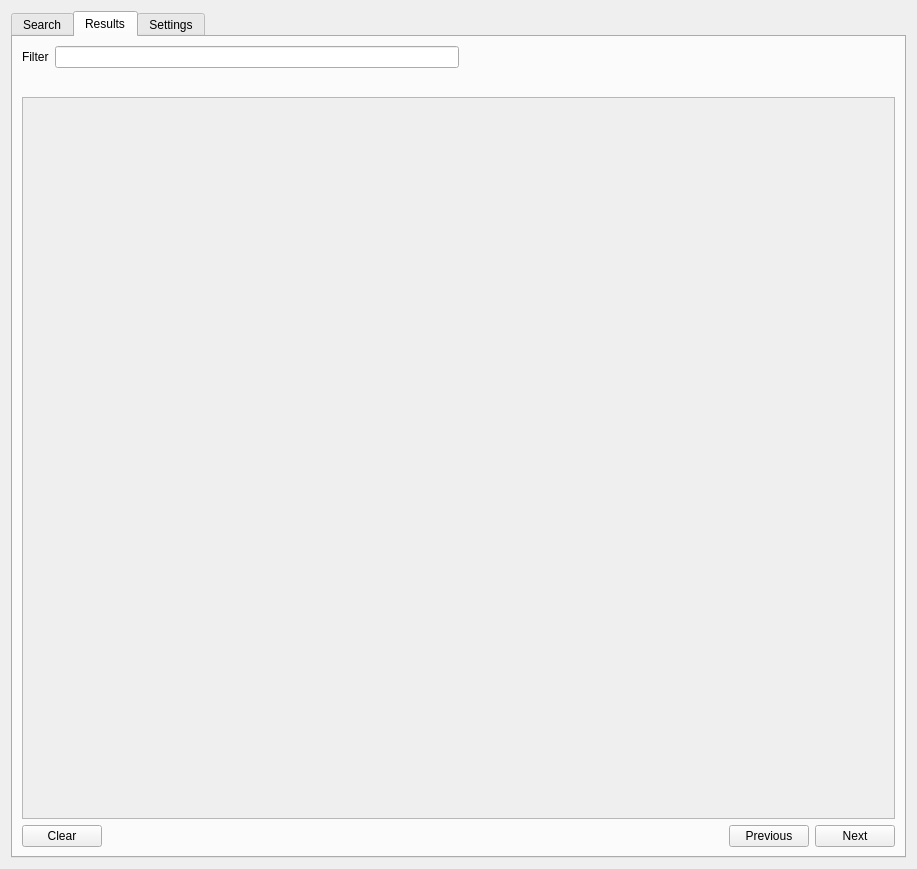
Above: src/qgis_stac/ui/qgis_stac_widget.ui from stac-utils/qgis-stac-plugin before the change. Below: the same form after it.
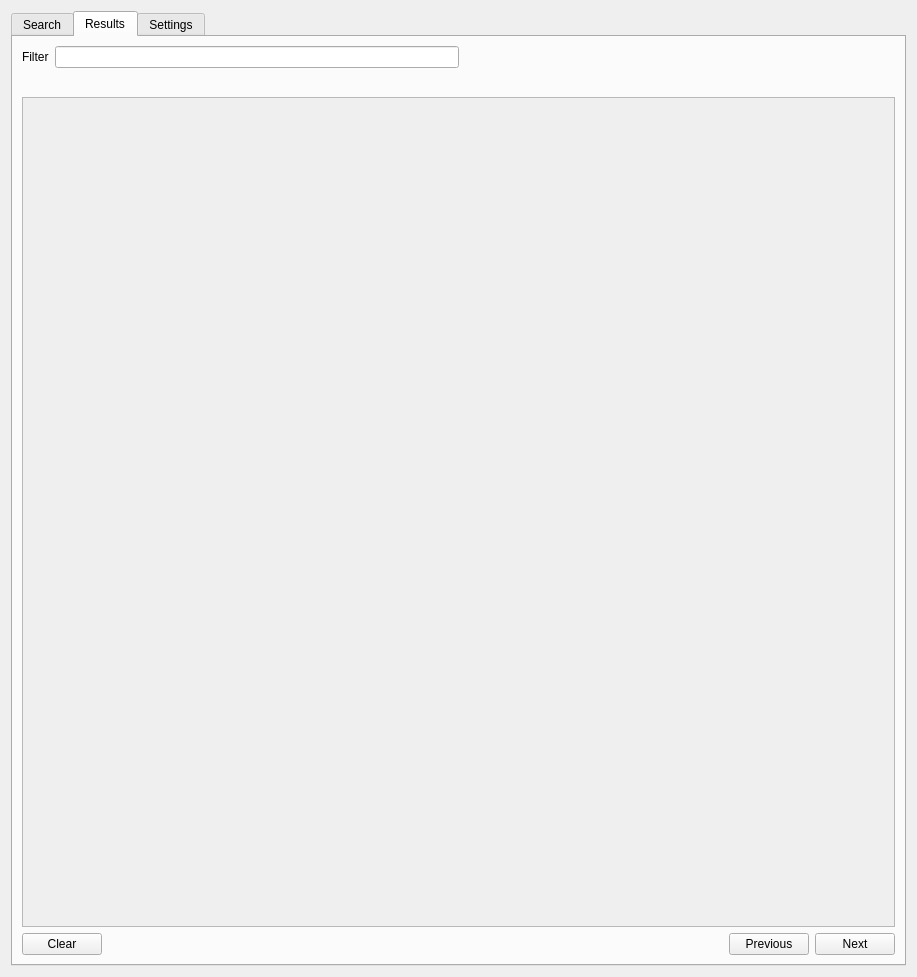
That is the form after the change. The open tabs and pages were chosen to show the change. Custom widgets are drawn as their Qt base class.

Commit message: disable the sort buttons when searching the catalogs

```diff
--- a/src/qgis_stac/ui/qgis_stac_widget.ui
+++ b/src/qgis_stac/ui/qgis_stac_widget.ui
@@ -7,7 +7,7 @@
     <x>0</x>
     <y>0</y>
     <width>917</width>
-    <height>869</height>
+    <height>977</height>
    </rect>
   </property>
   <property name="font">
@@ -645,8 +645,8 @@
            <rect>
             <x>0</x>
             <y>0</y>
-            <width>875</width>
-            <height>707</height>
+            <width>98</width>
+            <height>28</height>
            </rect>
           </property>
          </widget>
```
Left out of the diff: 2 changed lines with no effect on the pictures. The commit also changes 1 other file.
